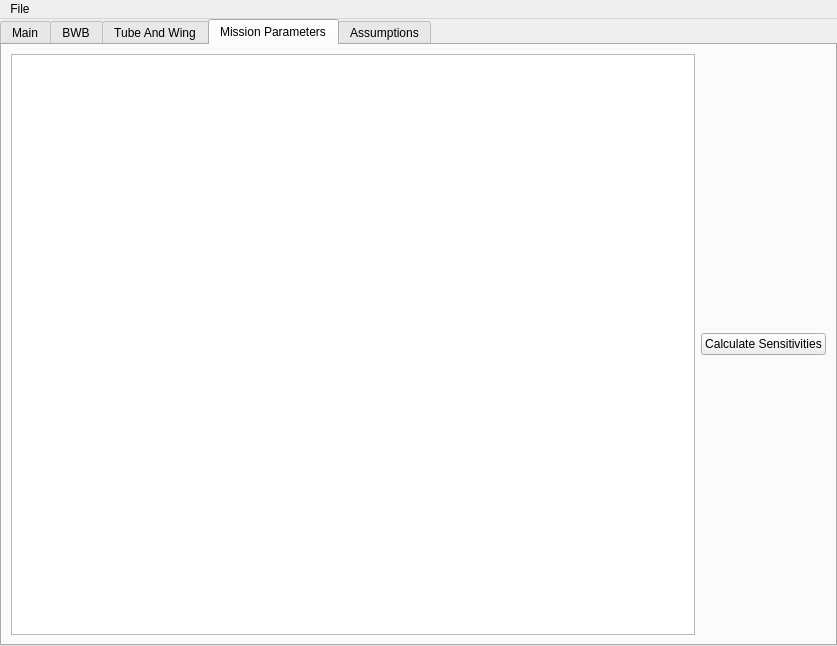
bsannar/Capstone_BWB, file BWB_GUI/form.ui: the form before one commit.
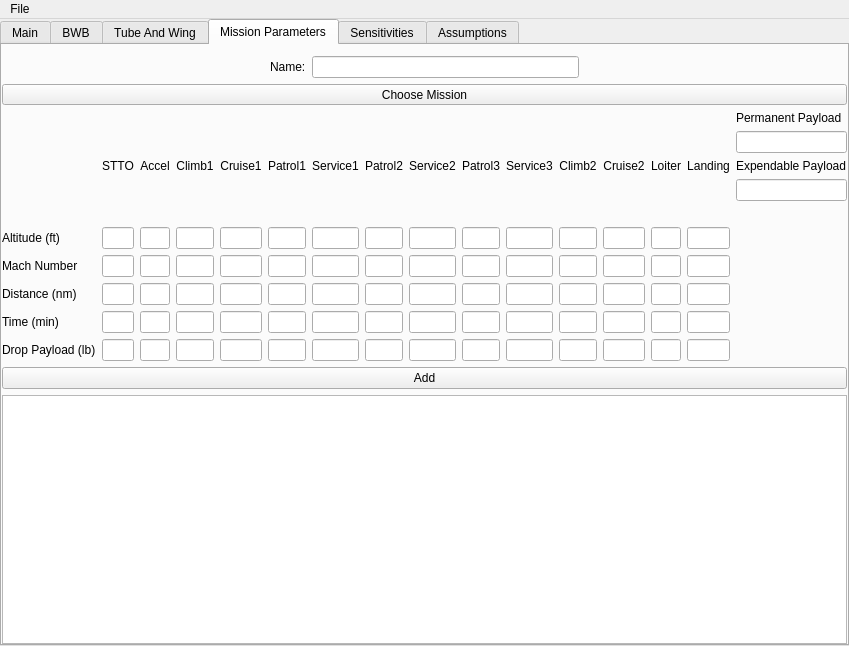
The form after the commit. The open tabs and pages were chosen to show the change. Icons and pictures are not drawn.

Commit message: Added functionality to the mission parameters tab. Saving needs to be added still.

Diff of the .ui file:
```diff
--- a/BWB_GUI/form.ui
+++ b/BWB_GUI/form.ui
@@ -308,6 +308,531 @@
         <string>Mission Parameters</string>
        </attribute>
        <layout class="QGridLayout" name="gridLayout_7">
+        <property name="leftMargin">
+         <number>0</number>
+        </property>
+        <property name="topMargin">
+         <number>11</number>
+        </property>
+        <property name="rightMargin">
+         <number>0</number>
+        </property>
+        <property name="bottomMargin">
+         <number>0</number>
+        </property>
+        <item row="8" column="0">
+         <widget class="QPushButton" name="btnAddMission">
+          <property name="text">
+           <string>Add</string>
+          </property>
+         </widget>
+        </item>
+        <item row="9" column="0">
+         <widget class="QListWidget" name="lwMissions"/>
+        </item>
+        <item row="4" column="0">
+         <layout class="QHBoxLayout" name="horizontalLayout_3">
+          <item>
+           <layout class="QGridLayout" name="glDenseMissionParameters">
+            <item row="0" column="4">
+             <widget class="QLabel" name="label_15">
+              <property name="text">
+               <string>Cruise1</string>
+              </property>
+              <property name="alignment">
+               <set>Qt::AlignmentFlag::AlignCenter</set>
+              </property>
+             </widget>
+            </item>
+            <item row="1" column="13">
+             <widget class="QLineEdit" name="txtLoiterAlt"/>
+            </item>
+            <item row="0" column="6">
+             <widget class="QLabel" name="label_13">
+              <property name="text">
+               <string>Service1</string>
+              </property>
+              <property name="alignment">
+               <set>Qt::AlignmentFlag::AlignCenter</set>
+              </property>
+             </widget>
+            </item>
+            <item row="0" column="2">
+             <widget class="QLabel" name="label_17">
+              <property name="text">
+               <string>Accel</string>
+              </property>
+              <property name="alignment">
+               <set>Qt::AlignmentFlag::AlignCenter</set>
+              </property>
+             </widget>
+            </item>
+            <item row="5" column="1">
+             <widget class="QLineEdit" name="txtTOPayload"/>
+            </item>
+            <item row="1" column="6">
+             <widget class="QLineEdit" name="txtService1Alt"/>
+            </item>
+            <item row="4" column="11">
+             <widget class="QLineEdit" name="txtClimb2Time"/>
+            </item>
+            <item row="0" column="12">
+             <widget class="QLabel" name="label_4">
+              <property name="text">
+               <string>Cruise2</string>
+              </property>
+              <property name="alignment">
+               <set>Qt::AlignmentFlag::AlignCenter</set>
+              </property>
+             </widget>
+            </item>
+            <item row="5" column="3">
+             <widget class="QLineEdit" name="txtClimb1Payload"/>
+            </item>
+            <item row="0" column="11">
+             <widget class="QLabel" name="label_7">
+              <property name="text">
+               <string>Climb2</string>
+              </property>
+              <property name="alignment">
+               <set>Qt::AlignmentFlag::AlignCenter</set>
+              </property>
+             </widget>
+            </item>
+            <item row="0" column="5">
+             <widget class="QLabel" name="label_14">
+              <property name="text">
+               <string>Patrol1</string>
+              </property>
+              <property name="alignment">
+               <set>Qt::AlignmentFlag::AlignCenter</set>
+              </property>
+             </widget>
+            </item>
+            <item row="3" column="10">
+             <widget class="QLineEdit" name="txtService3Dist"/>
+            </item>
+            <item row="0" column="9">
+             <widget class="QLabel" name="label_10">
+              <property name="text">
+               <string>Patrol3</string>
+              </property>
+              <property name="alignment">
+               <set>Qt::AlignmentFlag::AlignCenter</set>
+              </property>
+             </widget>
+            </item>
+            <item row="5" column="14">
+             <widget class="QLineEdit" name="txtLandingPayload"/>
+            </item>
+            <item row="2" column="13">
+             <widget class="QLineEdit" name="txtLoiterMach"/>
+            </item>
+            <item row="3" column="12">
+             <widget class="QLineEdit" name="txtCruise2Dist"/>
+            </item>
+            <item row="3" column="11">
+             <widget class="QLineEdit" name="txtClimb2Dist"/>
+            </item>
+            <item row="5" column="0">
+             <widget class="QLabel" name="label_21">
+              <property name="sizePolicy">
+               <sizepolicy hsizetype="Preferred" vsizetype="Preferred">
+                <horstretch>0</horstretch>
+                <verstretch>0</verstretch>
+               </sizepolicy>
+              </property>
+              <property name="text">
+               <string>Drop Payload (lb)</string>
+              </property>
+             </widget>
+            </item>
+            <item row="4" column="5">
+             <widget class="QLineEdit" name="txtPatrol1Time"/>
+            </item>
+            <item row="1" column="10">
+             <widget class="QLineEdit" name="txtService3Alt"/>
+            </item>
+            <item row="1" column="3">
+             <widget class="QLineEdit" name="txtClimb1Alt"/>
+            </item>
+            <item row="2" column="9">
+             <widget class="QLineEdit" name="txtPatrol3Mach"/>
+            </item>
+            <item row="5" column="6">
+             <widget class="QLineEdit" name="txtService1Payload"/>
+            </item>
+            <item row="4" column="12">
+             <widget class="QLineEdit" name="txtCruise2Time"/>
+            </item>
+            <item row="3" column="9">
+             <widget class="QLineEdit" name="txtPatrol3Dist"/>
+            </item>
+            <item row="4" column="2">
+             <widget class="QLineEdit" name="txtAccelTime"/>
+            </item>
+            <item row="3" column="6">
+             <widget class="QLineEdit" name="txtService1Dist"/>
+            </item>
+            <item row="1" column="12">
+             <widget class="QLineEdit" name="txtCruise2Alt"/>
+            </item>
+            <item row="5" column="10">
+             <widget class="QLineEdit" name="txtService3Payload"/>
+            </item>
+            <item row="5" column="8">
+             <widget class="QLineEdit" name="txtService2Payload"/>
+            </item>
+            <item row="3" column="4">
+             <widget class="QLineEdit" name="txtCruise1Dist"/>
+            </item>
+            <item row="5" column="5">
+             <widget class="QLineEdit" name="txtPatrol1Payload"/>
+            </item>
+            <item row="5" column="11">
+             <widget class="QLineEdit" name="txtClimb2Payload"/>
+            </item>
+            <item row="2" column="12">
+             <widget class="QLineEdit" name="txtCruise2Mach"/>
+            </item>
+            <item row="1" column="5">
+             <widget class="QLineEdit" name="txtPatrol1Alt"/>
+            </item>
+            <item row="1" column="2">
+             <widget class="QLineEdit" name="txtAccelAlt"/>
+            </item>
+            <item row="4" column="14">
+             <widget class="QLineEdit" name="txtLandingTime"/>
+            </item>
+            <item row="2" column="8">
+             <widget class="QLineEdit" name="txtService2Mach"/>
+            </item>
+            <item row="0" column="14">
+             <widget class="QLabel" name="label_2">
+              <property name="text">
+               <string>Landing</string>
+              </property>
+              <property name="alignment">
+               <set>Qt::AlignmentFlag::AlignCenter</set>
+              </property>
+             </widget>
+            </item>
+            <item row="4" column="8">
+             <widget class="QLineEdit" name="txtService2Time"/>
+            </item>
+            <item row="0" column="7">
+             <widget class="QLabel" name="label_12">
+              <property name="text">
+               <string>Patrol2</string>
+              </property>
+              <property name="alignment">
+               <set>Qt::AlignmentFlag::AlignCenter</set>
+              </property>
+             </widget>
+            </item>
+            <item row="5" column="13">
+             <widget class="QLineEdit" name="txtLoiterPayload"/>
+            </item>
+            <item row="2" column="11">
+             <widget class="QLineEdit" name="txtClimb2Mach"/>
+            </item>
+            <item row="4" column="7">
+             <widget class="QLineEdit" name="txtPatrol2Time"/>
+            </item>
+            <item row="2" column="3">
+             <widget class="QLineEdit" name="txtClimb1Mach"/>
+            </item>
+            <item row="2" column="7">
+             <widget class="QLineEdit" name="txtPatrol2Mach"/>
+            </item>
+            <item row="3" column="3">
+             <widget class="QLineEdit" name="txtClimb1Dist"/>
+            </item>
+            <item row="1" column="14">
+             <widget class="QLineEdit" name="txtLandingAlt"/>
+            </item>
+            <item row="1" column="0">
+             <widget class="QLabel" name="label_18">
+              <property name="text">
+               <string>Altitude (ft)</string>
+              </property>
+             </widget>
+            </item>
+            <item row="4" column="0">
+             <widget class="QLabel" name="label_20">
+              <property name="text">
+               <string>Time (min)</string>
+              </property>
+             </widget>
+            </item>
+            <item row="4" column="6">
+             <widget class="QLineEdit" name="txtService1Time"/>
+            </item>
+            <item row="3" column="1">
+             <widget class="QLineEdit" name="txtTODist"/>
+            </item>
+            <item row="4" column="13">
+             <widget class="QLineEdit" name="txtLoiterTime"/>
+            </item>
+            <item row="2" column="2">
+             <widget class="QLineEdit" name="txtAccelMach"/>
+            </item>
+            <item row="1" column="8">
+             <widget class="QLineEdit" name="txtService2Alt"/>
+            </item>
+            <item row="2" column="4">
+             <widget class="QLineEdit" name="txtCruise1Mach"/>
+            </item>
+            <item row="4" column="9">
+             <widget class="QLineEdit" name="txtPatrol3Time"/>
+            </item>
+            <item row="5" column="12">
+             <widget class="QLineEdit" name="txtCruise2Payload"/>
+            </item>
+            <item row="5" column="4">
+             <widget class="QLineEdit" name="txtCruise1Payload"/>
+            </item>
+            <item row="2" column="1">
+             <widget class="QLineEdit" name="txtTOMach"/>
+            </item>
+            <item row="1" column="4">
+             <widget class="QLineEdit" name="txtCruise1Alt"/>
+            </item>
+            <item row="4" column="3">
+             <widget class="QLineEdit" name="txtClimb1Time"/>
+            </item>
+            <item row="2" column="0">
+             <widget class="QLabel" name="label_9">
+              <property name="text">
+               <string>Mach Number</string>
+              </property>
+             </widget>
+            </item>
+            <item row="3" column="5">
+             <widget class="QLineEdit" name="txtPatrol1Dist"/>
+            </item>
+            <item row="1" column="1">
+             <widget class="QLineEdit" name="txtTOAlt"/>
+            </item>
+            <item row="3" column="8">
+             <widget class="QLineEdit" name="txtService2Dist"/>
+            </item>
+            <item row="3" column="13">
+             <widget class="QLineEdit" name="txtLoiterDist"/>
+            </item>
+            <item row="1" column="11">
+             <widget class="QLineEdit" name="txtClimb2Alt"/>
+            </item>
+            <item row="3" column="7">
+             <widget class="QLineEdit" name="txtPatrol2Dist"/>
+            </item>
+            <item row="1" column="9">
+             <widget class="QLineEdit" name="txtPatrol3Alt"/>
+            </item>
+            <item row="0" column="13">
+             <widget class="QLabel" name="label_8">
+              <property name="text">
+               <string>Loiter</string>
+              </property>
+              <property name="alignment">
+               <set>Qt::AlignmentFlag::AlignCenter</set>
+              </property>
+             </widget>
+            </item>
+            <item row="3" column="2">
+             <widget class="QLineEdit" name="txtAccelDist"/>
+            </item>
+            <item row="4" column="10">
+             <widget class="QLineEdit" name="txtService3Time"/>
+            </item>
+            <item row="1" column="7">
+             <widget class="QLineEdit" name="txtPatrol2Alt"/>
+            </item>
+            <item row="5" column="7">
+             <widget class="QLineEdit" name="txtPatrol2Payload"/>
+            </item>
+            <item row="0" column="8">
+             <widget class="QLabel" name="label_11">
+              <property name="text">
+               <string>Service2</string>
+              </property>
+              <property name="alignment">
+               <set>Qt::AlignmentFlag::AlignCenter</set>
+              </property>
+             </widget>
+            </item>
+            <item row="3" column="14">
+             <widget class="QLineEdit" name="txtLandingDist"/>
+            </item>
+            <item row="5" column="2">
+             <widget class="QLineEdit" name="txtAccelPayload"/>
+            </item>
+            <item row="0" column="10">
+             <widget class="QLabel" name="lbService3">
+              <property name="text">
+               <string>Service3</string>
+              </property>
+              <property name="alignment">
+               <set>Qt::AlignmentFlag::AlignCenter</set>
+              </property>
+             </widget>
+            </item>
+            <item row="4" column="4">
+             <widget class="QLineEdit" name="txtCruise1Time"/>
+            </item>
+            <item row="4" column="1">
+             <widget class="QLineEdit" name="txtTOTime"/>
+            </item>
+            <item row="2" column="5">
+             <widget class="QLineEdit" name="txtPatrol1Mach"/>
+            </item>
+            <item row="0" column="1">
+             <widget class="QLabel" name="label_3">
+              <property name="text">
+               <string>STTO</string>
+              </property>
+              <property name="alignment">
+               <set>Qt::AlignmentFlag::AlignCenter</set>
+              </property>
+             </widget>
+            </item>
+            <item row="2" column="6">
+             <widget class="QLineEdit" name="txtService1Mach"/>
+            </item>
+            <item row="5" column="9">
+             <widget class="QLineEdit" name="txtPatrol3Payload"/>
+            </item>
+            <item row="2" column="14">
+             <widget class="QLineEdit" name="txtLandingMach"/>
+            </item>
+            <item row="3" column="0">
+             <widget class="QLabel" name="label_19">
+              <property name="text">
+               <string>Distance (nm)</string>
+              </property>
+             </widget>
+            </item>
+            <item row="2" column="10">
+             <widget class="QLineEdit" name="txtService3Mach"/>
+            </item>
+            <item row="0" column="3">
+             <widget class="QLabel" name="label_16">
+              <property name="text">
+               <string>Climb1</string>
+              </property>
+              <property name="alignment">
+               <set>Qt::AlignmentFlag::AlignCenter</set>
+              </property>
+             </widget>
+            </item>
+           </layout>
+          </item>
+          <item>
+           <layout class="QVBoxLayout" name="verticalLayout_5">
+            <item>
+             <widget class="QLabel" name="label_23">
+              <property name="text">
+               <string>Permanent Payload</string>
+              </property>
+             </widget>
+            </item>
+            <item>
+             <widget class="QLineEdit" name="txtPermanentPayload"/>
+            </item>
+            <item>
+             <widget class="QLabel" name="label_24">
+              <property name="text">
+               <string>Expendable Payload</string>
+              </property>
+             </widget>
+            </item>
+            <item>
+             <widget class="QLineEdit" name="txtExpendablePayload"/>
+            </item>
+            <item>
+             <spacer name="verticalSpacer">
+              <property name="orientation">
+               <enum>Qt::Orientation::Vertical</enum>
+              </property>
+              <property name="sizeHint" stdset="0">
+               <size>
+                <width>20</width>
+                <height>40</height>
+               </size>
+              </property>
+             </spacer>
+            </item>
+           </layout>
+          </item>
+         </layout>
+        </item>
+        <item row="1" column="0">
+         <layout class="QHBoxLayout" name="horizontalLayout_2">
+          <item>
+           <spacer name="horizontalSpacer">
+            <property name="orientation">
+             <enum>Qt::Orientation::Horizontal</enum>
+            </property>
+            <property name="sizeHint" stdset="0">
+             <size>
+              <width>40</width>
+              <height>20</height>
+             </size>
+            </property>
+           </spacer>
+          </item>
+          <item>
+           <widget class="QLabel" name="label_22">
+            <property name="text">
+             <string>Name:</string>
+            </property>
+           </widget>
+          </item>
+          <item>
+           <widget class="QLineEdit" name="txtMissionName"/>
+          </item>
+          <item>
+           <spacer name="horizontalSpacer_2">
+            <property name="orientation">
+             <enum>Qt::Orientation::Horizontal</enum>
+            </property>
+            <property name="sizeHint" stdset="0">
+             <size>
+              <width>40</width>
+              <height>20</height>
+             </size>
+            </property>
+           </spacer>
+          </item>
+         </layout>
+        </item>
+        <item row="2" column="0">
+         <layout class="QHBoxLayout" name="horizontalLayout">
+          <item>
+           <widget class="QToolButton" name="ddChooseMission">
+            <property name="sizePolicy">
+             <sizepolicy hsizetype="Preferred" vsizetype="Fixed">
+              <horstretch>0</horstretch>
+              <verstretch>0</verstretch>
+             </sizepolicy>
+            </property>
+            <property name="text">
+             <string>Choose Mission</string>
+            </property>
+           </widget>
+          </item>
+          <item>
+           <layout class="QGridLayout" name="glMissionParameters"/>
+          </item>
+         </layout>
+        </item>
+       </layout>
+      </widget>
+      <widget class="QWidget" name="tab">
+       <attribute name="title">
+        <string>Sensitivities</string>
+       </attribute>
+       <layout class="QGridLayout" name="gridLayout_2">
         <item row="0" column="0">
          <widget class="QTableWidget" name="tblSensitivities"/>
         </item>
```
Left out of the diff: 2 changed lines with no effect on the pictures. The commit also changes 10 other files.
